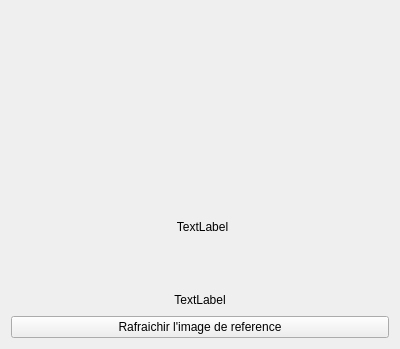
Old version of the form mainwindow.ui in the repository Thomas-Casadevall/AMazeIng.
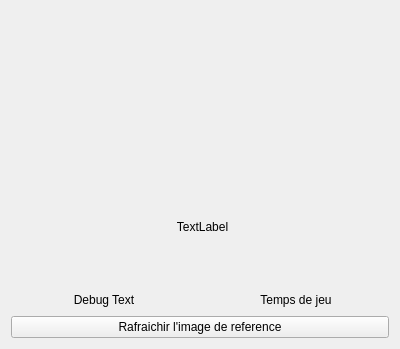
New version of the form. Custom widgets are drawn as their Qt base class.

Patch:
```diff
--- a/mainwindow.ui
+++ b/mainwindow.ui
@@ -53,6 +53,8 @@
     </widget>
    </item>
    <item>
+    <layout class="QHBoxLayout" name="horizontalLayout">
+     <item>
     <widget class="QLabel" name="statutLabel_">
      <property name="maximumSize">
       <size>
@@ -61,12 +63,30 @@
       </size>
      </property>
      <property name="text">
-      <string>TextLabel</string>
+        <string>Debug Text</string>
      </property>
      <property name="alignment">
       <set>Qt::AlignCenter</set>
      </property>
     </widget>
+     </item>
+     <item>
+      <widget class="QLabel" name="tempsDeJeuLabel_">
+       <property name="maximumSize">
+        <size>
+         <width>380</width>
+         <height>20</height>
+        </size>
+       </property>
+       <property name="text">
+        <string>Temps de jeu</string>
+       </property>
+       <property name="alignment">
+        <set>Qt::AlignCenter</set>
+       </property>
+      </widget>
+     </item>
+    </layout>
    </item>
    <item>
     <widget class="QPushButton" name="pushButton">
```
Lines whose indentation alone changed are shown as unchanged.
